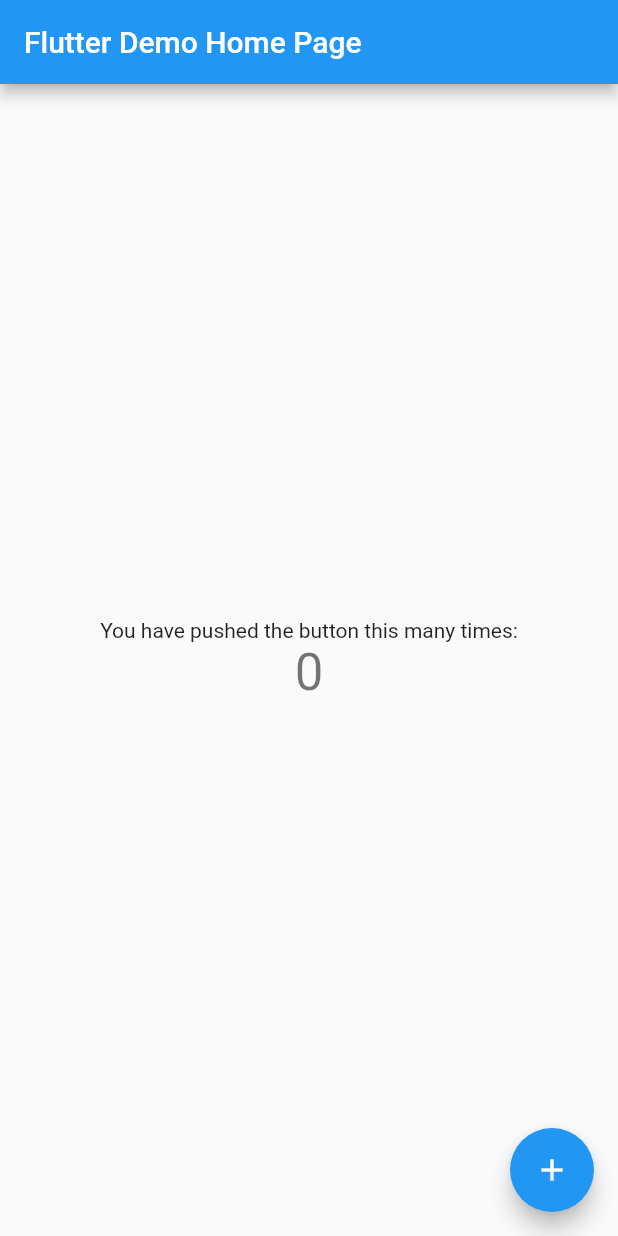
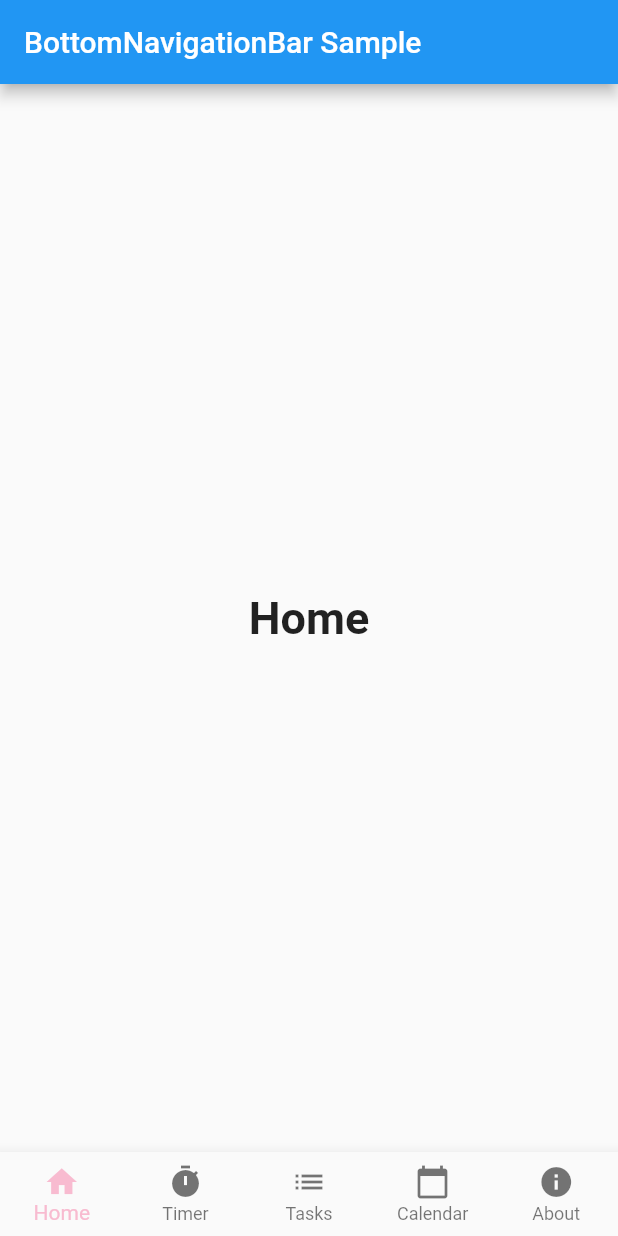
Before and after one commit to samderanova/tempus, a Flutter app: the screen it shows after launch, on a phone screen of 412 x 824 dp. Run offline on Flutter 3.47's test engine with Material 2 defaults, Android fonts, the phone set to English and light mode, and no system bars.

Commit message:
added navbar

```diff
--- /dev/null
+++ b/lib/colors.txt
@@ -0,0 +1,4 @@
+#dbb0a0
+#e0c2c0
+#eab586
+#ffcccb
--- a/lib/main.dart
+++ b/lib/main.dart
@@ -11,103 +11,94 @@ class MyApp extends StatelessWidget {
     return MaterialApp(
       title: 'Flutter Demo',
       theme: ThemeData(
-        // This is the theme of your application.
-        //
-        // Try running your application with "flutter run". You'll see the
-        // application has a blue toolbar. Then, without quitting the app, try
-        // changing the primarySwatch below to Colors.green and then invoke
-        // "hot reload" (press "r" in the console where you ran "flutter run",
-        // or simply save your changes to "hot reload" in a Flutter IDE).
-        // Notice that the counter didn't reset back to zero; the application
-        // is not restarted.
         primarySwatch: Colors.blue,
       ),
-      home: MyHomePage(title: 'Flutter Demo Home Page'),
+      home: MyHomePage(),
     );
   }
 }
 
 class MyHomePage extends StatefulWidget {
-  MyHomePage({Key key, this.title}) : super(key: key);
-
-  // This widget is the home page of your application. It is stateful, meaning
-  // that it has a State object (defined below) that contains fields that affect
-  // how it looks.
-
-  // This class is the configuration for the state. It holds the values (in this
-  // case the title) provided by the parent (in this case the App widget) and
-  // used by the build method of the State. Fields in a Widget subclass are
-  // always marked "final".
-
-  final String title;
+  MyHomePage({Key key}) : super(key: key);
 
   @override
   _MyHomePageState createState() => _MyHomePageState();
 }
 
 class _MyHomePageState extends State<MyHomePage> {
-  int _counter = 0;
+  int _selectedIndex = 0;
+  static const TextStyle optionStyle =
+      TextStyle(fontSize: 30, fontWeight: FontWeight.bold);
+  static const List<Widget> _widgetOptions = <Widget>[
+    Text(
+      'Home',
+      style: optionStyle,
+    ),
+    Text(
+      'Timer',
+      style: optionStyle,
+    ),
+    Text(
+      'Tasks',
+      style: optionStyle,
+    ),
+    Text(
+      'Calendar',
+      style: optionStyle,
+    ),
+    Text(
+      'About',
+      style: optionStyle,
+    ),
+  ];
 
-  void _incrementCounter() {
+  void _onItemTapped(int index) {
     setState(() {
-      // This call to setState tells the Flutter framework that something has
-      // changed in this State, which causes it to rerun the build method below
-      // so that the display can reflect the updated values. If we changed
-      // _counter without calling setState(), then the build method would not be
-      // called again, and so nothing would appear to happen.
-      _counter++;
+      _selectedIndex = index;
     });
   }
 
   @override
   Widget build(BuildContext context) {
-    // This method is rerun every time setState is called, for instance as done
-    // by the _incrementCounter method above.
-    //
-    // The Flutter framework has been optimized to make rerunning build methods
-    // fast, so that you can just rebuild anything that needs updating rather
-    // than having to individually change instances of widgets.
     return Scaffold(
       appBar: AppBar(
-        // Here we take the value from the MyHomePage object that was created by
-        // the App.build method, and use it to set our appbar title.
-        title: Text(widget.title),
+        title: const Text('BottomNavigationBar Sample'),
       ),
       body: Center(
-        // Center is a layout widget. It takes a single child and positions it
-        // in the middle of the parent.
-        child: Column(
-          // Column is also a layout widget. It takes a list of children and
-          // arranges them vertically. By default, it sizes itself to fit its
-          // children horizontally, and tries to be as tall as its parent.
-          //
-          // Invoke "debug painting" (press "p" in the console, choose the
-          // "Toggle Debug Paint" action from the Flutter Inspector in Android
-          // Studio, or the "Toggle Debug Paint" command in Visual Studio Code)
-          // to see the wireframe for each widget.
-          //
-          // Column has various properties to control how it sizes itself and
-          // how it positions its children. Here we use mainAxisAlignment to
-          // center the children vertically; the main axis here is the vertical
-          // axis because Columns are vertical (the cross axis would be
-          // horizontal).
-          mainAxisAlignment: MainAxisAlignment.center,
-          children: <Widget>[
-            Text(
-              'You have pushed the button this many times:',
+        child: _widgetOptions.elementAt(_selectedIndex),
+      ),
+      bottomNavigationBar: BottomNavigationBar(
+          items: const <BottomNavigationBarItem>[
+            BottomNavigationBarItem(
+              icon: Icon(Icons.home),
+              label: 'Home',
+              backgroundColor: Colors.pink,
             ),
-            Text(
-              '$_counter',
-              style: Theme.of(context).textTheme.headline4,
+            BottomNavigationBarItem(
+              icon: Icon(Icons.timer),
+              label: 'Timer',
+              backgroundColor: Colors.pink,
+            ),
+            BottomNavigationBarItem(
+              icon: Icon(Icons.list),
+              label: 'Tasks',
+              backgroundColor: Colors.pink,
+            ),
+            BottomNavigationBarItem(
+              icon: Icon(Icons.calendar_today),
+              label: 'Calendar',
+              backgroundColor: Colors.pink,
+            ),
+            BottomNavigationBarItem(
+              icon: Icon(Icons.info),
+              label: 'About',
+              backgroundColor: Colors.pink,
             ),
           ],
-        ),
-      ),
-      floatingActionButton: FloatingActionButton(
-        onPressed: _incrementCounter,
-        tooltip: 'Increment',
-        child: Icon(Icons.add),
-      ), // This trailing comma makes auto-formatting nicer for build methods.
+          currentIndex: _selectedIndex,
+          selectedItemColor: Colors.pink.shade100,
+          onTap: _onItemTapped,
+          type: BottomNavigationBarType.fixed),
     );
   }
 }
```
